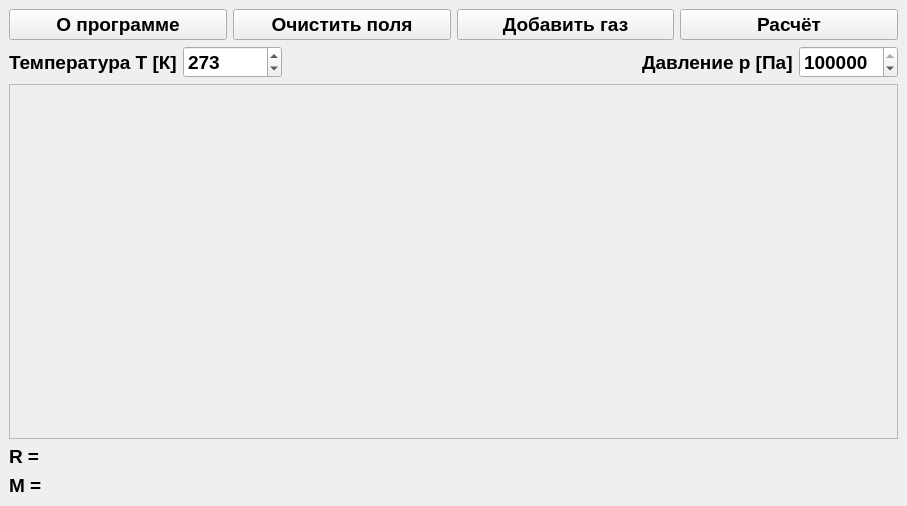
This is ui/base_qt_ui/ui_main_window.ui in I-m-good-man/Gas-calculator as Qt 5 draws it before an edit. The edited form follows.
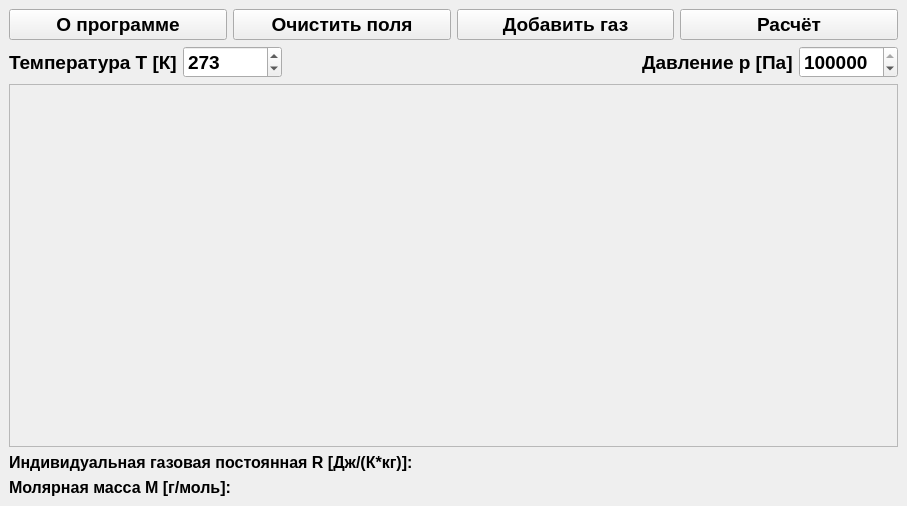
This is the edited form.

Commit message: Upgrade the results labels

What changed in the file:
```diff
--- a/ui/base_qt_ui/ui_main_window.ui
+++ b/ui/base_qt_ui/ui_main_window.ui
@@ -141,7 +141,7 @@
            <x>0</x>
            <y>0</y>
            <width>885</width>
-           <height>339</height>
+           <height>347</height>
           </rect>
          </property>
          <property name="sizePolicy">
@@ -178,19 +178,25 @@
        <widget class="QLabel" name="R_result_label">
         <property name="font">
          <font>
-          <pointsize>14</pointsize>
+          <pointsize>12</pointsize>
           <bold>true</bold>
          </font>
         </property>
         <property name="text">
-         <string>R = </string>
+         <string>Индивидуальная газовая постоянная R [Дж/(К*кг)]: </string>
         </property>
        </widget>
       </item>
       <item>
        <widget class="QLabel" name="M_result_label">
+        <property name="font">
+         <font>
+          <pointsize>12</pointsize>
+          <bold>true</bold>
+         </font>
+        </property>
         <property name="text">
-         <string>M = </string>
+         <string>Молярная масса M [г/моль]: </string>
         </property>
        </widget>
       </item>
```
The commit also changes 2 other files.
